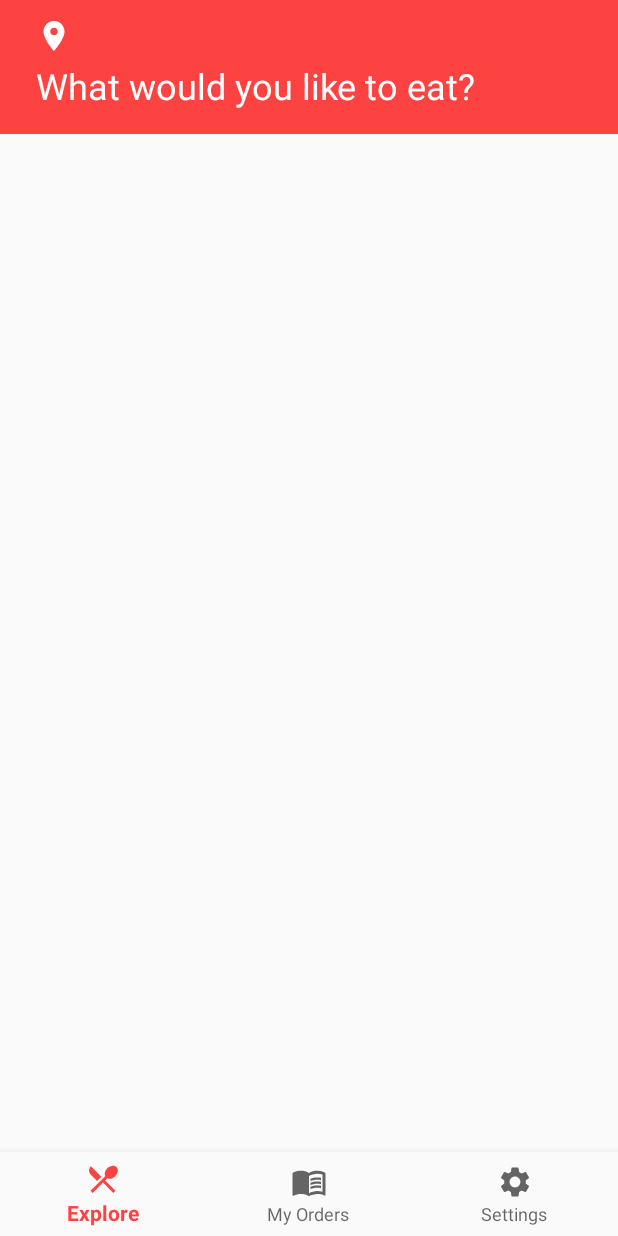
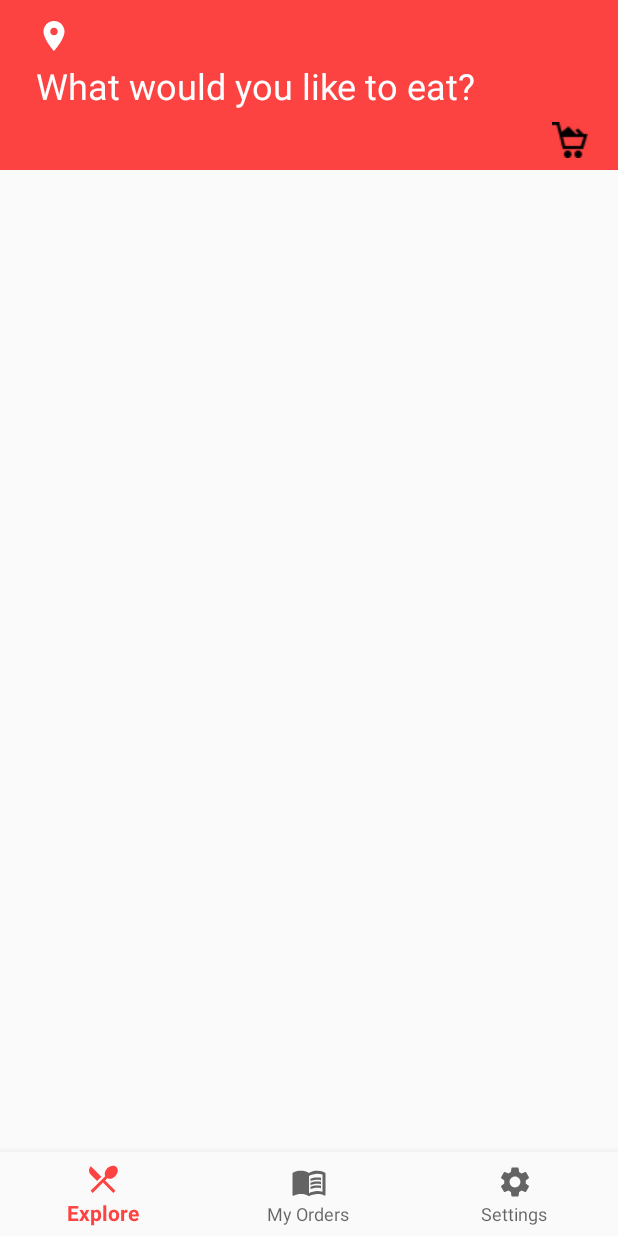
Before and after one commit to chaitanyanalbalwar/Menukart, an Android app: the layout activity_main.xml on its own in the app's theme, with its tools: preview values and no code run, on a phone screen of 412 x 824 dp. Run offline under Robolectric (Android 15) with nearby library versions, the phone set to English and light mode, and no system bars.

Commit message:
UI Changes

```diff
--- a/app/src/main/java/in/menukart/menukart/view/other/MainActivity.java
+++ b/app/src/main/java/in/menukart/menukart/view/other/MainActivity.java
@@ -12,6 +12,7 @@ import android.text.TextUtils;
 import android.view.MenuItem;
 import android.view.View;
 import android.widget.LinearLayout;
+import android.widget.RelativeLayout;
 import android.widget.Toast;
 
 import androidx.annotation.NonNull;
--- a/app/src/main/res/layout/custom_toolbar_layout.xml
+++ b/app/src/main/res/layout/custom_toolbar_layout.xml
@@ -1,5 +1,6 @@
 <?xml version="1.0" encoding="utf-8"?>
-<LinearLayout xmlns:android="http://schemas.android.com/apk/res/android"
+<LinearLayout
+    xmlns:android="http://schemas.android.com/apk/res/android"
     android:layout_width="match_parent"
     android:layout_height="wrap_content"
     android:orientation="vertical">
@@ -27,6 +28,7 @@
             android:textSize="@dimen/text_large" />
 
         <androidx.appcompat.widget.AppCompatTextView
+            android:layout_below="@+id/tv_location_name"
             android:id="@+id/tv_food_message"
             android:layout_width="wrap_content"
             android:layout_height="wrap_content"
@@ -37,6 +39,16 @@
             android:text="@string/food_message"
             android:textColor="@android:color/white"
             android:textSize="@dimen/text_xx_large" />
+
+        <ImageView
+            android:layout_below="@+id/tv_location_name"
+            android:layout_toRightOf="@+id/tv_food_message"
+            android:layout_marginLeft="20dp"
+            android:paddingRight="20dp"
+            android:layout_width="wrap_content"
+            android:layout_height="wrap_content"
+            android:src="@drawable/cart_icon"
+            android:layout_gravity="right"/>
 
 
         <!-- <RelativeLayout
--- a/app/src/main/res/layout/explore_list_item.xml
+++ b/app/src/main/res/layout/explore_list_item.xml
@@ -21,7 +21,7 @@
             <androidx.appcompat.widget.AppCompatImageView
                 android:id="@+id/iv_restaurant_promo"
                 android:layout_width="match_parent"
-                android:layout_height="200dp"
+                android:layout_height="160dp"
                 android:scaleType="fitCenter"
                 android:adjustViewBounds="true"/>
 
```
Also changed, not shown: app/src/main/java/in/menukart/menukart/view/explore/ExploreFragment.java (+19 -1 lines), app/src/main/java/in/menukart/menukart/view/other/SplashActivity.java (+40 -2 lines), app/src/main/res/drawable/cart_icon.png (added), 1 other file.
